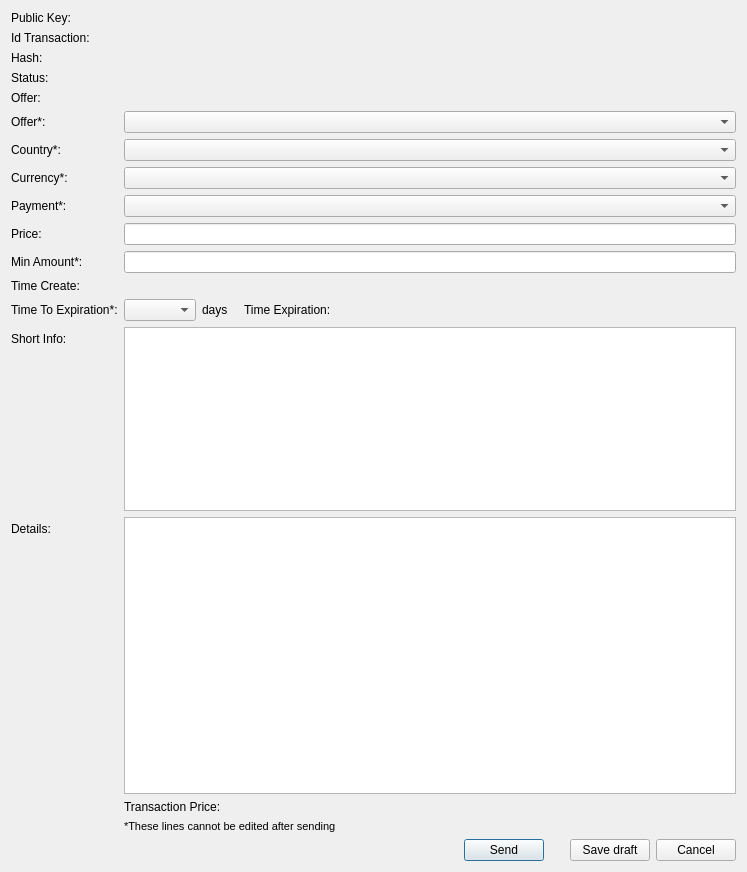
Old version of the form src/qt/forms/offerdetailseditor.ui in the repository ivansib/sibcoin-old.
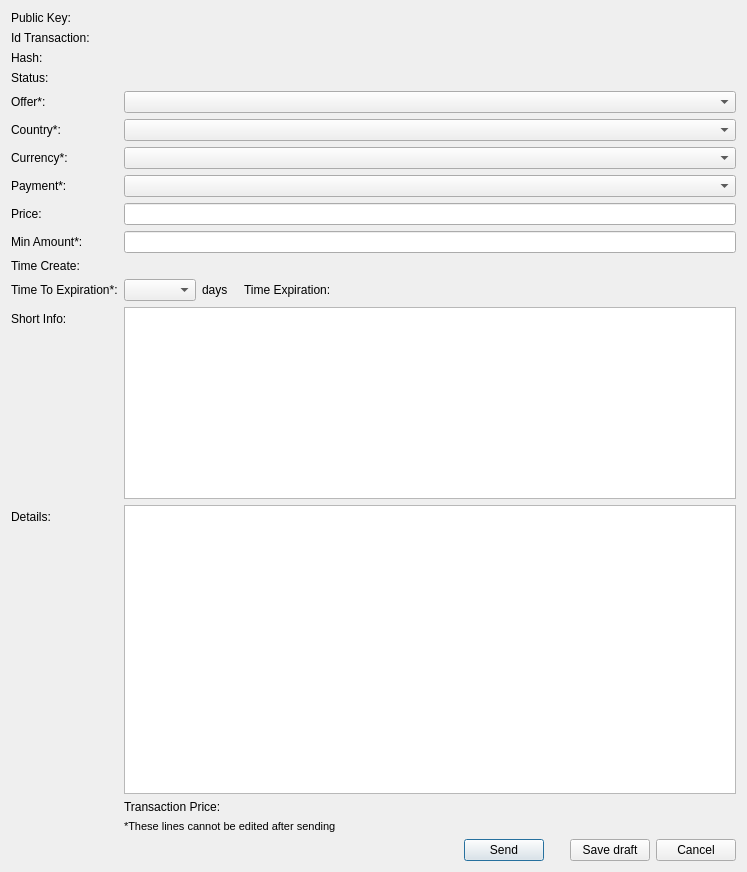
New version of the form. Custom widgets are drawn as their Qt base class.

Commit message: enabled hash lines in forms offer

The edit to the form file:
```diff
--- a/src/qt/forms/offerdetailseditor.ui
+++ b/src/qt/forms/offerdetailseditor.ui
@@ -104,36 +104,13 @@
     </widget>
    </item>
    <item row="4" column="0">
-    <widget class="QLabel" name="lOfferInfo">
-     <property name="text">
-      <string>Offer:</string>
-     </property>
-    </widget>
-   </item>
-   <item row="4" column="1">
-    <widget class="QLabel" name="lOfferInfoView">
-     <property name="sizePolicy">
-      <sizepolicy hsizetype="Expanding" vsizetype="Preferred">
-       <horstretch>0</horstretch>
-       <verstretch>0</verstretch>
-      </sizepolicy>
-     </property>
-     <property name="text">
-      <string/>
-     </property>
-     <property name="textInteractionFlags">
-      <set>Qt::LinksAccessibleByMouse|Qt::TextSelectableByMouse</set>
-     </property>
-    </widget>
-   </item>
-   <item row="5" column="0">
     <widget class="QLabel" name="lOffer">
      <property name="text">
       <string>Offer*:</string>
      </property>
     </widget>
    </item>
-   <item row="5" column="1">
+   <item row="4" column="1">
     <widget class="QComboBox" name="cBoxOffer">
      <property name="sizePolicy">
       <sizepolicy hsizetype="Expanding" vsizetype="Fixed">
@@ -143,14 +120,14 @@
      </property>
     </widget>
    </item>
-   <item row="6" column="0">
+   <item row="5" column="0">
     <widget class="QLabel" name="label_3">
      <property name="text">
       <string>Country*:</string>
      </property>
     </widget>
    </item>
-   <item row="6" column="1">
+   <item row="5" column="1">
     <widget class="ComboBox" name="cBoxCountry">
      <property name="sizePolicy">
       <sizepolicy hsizetype="Expanding" vsizetype="Fixed">
@@ -160,14 +137,14 @@
      </property>
     </widget>
    </item>
-   <item row="7" column="0">
+   <item row="6" column="0">
     <widget class="QLabel" name="label_4">
      <property name="text">
       <string>Currency*:</string>
      </property>
     </widget>
    </item>
-   <item row="7" column="1">
+   <item row="6" column="1">
     <widget class="ComboBox" name="cBoxCurrency">
      <property name="sizePolicy">
       <sizepolicy hsizetype="Expanding" vsizetype="Fixed">
@@ -177,14 +154,14 @@
      </property>
     </widget>
    </item>
-   <item row="8" column="0">
+   <item row="7" column="0">
     <widget class="QLabel" name="label_5">
      <property name="text">
       <string>Payment*:</string>
      </property>
     </widget>
    </item>
-   <item row="8" column="1">
+   <item row="7" column="1">
     <widget class="ComboBox" name="cBoxPayment">
      <property name="sizePolicy">
       <sizepolicy hsizetype="Expanding" vsizetype="Fixed">
@@ -194,14 +171,14 @@
      </property>
     </widget>
    </item>
-   <item row="9" column="0">
+   <item row="8" column="0">
     <widget class="QLabel" name="label_6">
      <property name="text">
       <string>Price:</string>
      </property>
     </widget>
    </item>
-   <item row="9" column="1">
+   <item row="8" column="1">
     <widget class="PriceSpinBox" name="sBoxPrice">
      <property name="sizePolicy">
       <sizepolicy hsizetype="Expanding" vsizetype="Fixed">
@@ -211,14 +188,14 @@
      </property>
     </widget>
    </item>
-   <item row="10" column="0">
+   <item row="9" column="0">
     <widget class="QLabel" name="label_7">
      <property name="text">
       <string>Min Amount*:</string>
      </property>
     </widget>
    </item>
-   <item row="10" column="1">
+   <item row="9" column="1">
     <widget class="PriceSpinBox" name="sBoxMinAmount">
      <property name="sizePolicy">
       <sizepolicy hsizetype="Expanding" vsizetype="Fixed">
@@ -228,14 +205,14 @@
      </property>
     </widget>
    </item>
-   <item row="11" column="0">
+   <item row="10" column="0">
     <widget class="QLabel" name="lTimeCreate">
      <property name="text">
       <string>Time Create:</string>
      </property>
     </widget>
    </item>
-   <item row="11" column="1">
+   <item row="10" column="1">
     <widget class="QLabel" name="lEditTimeCreate">
      <property name="sizePolicy">
       <sizepolicy hsizetype="Expanding" vsizetype="Preferred">
@@ -251,14 +228,14 @@
      </property>
     </widget>
    </item>
-   <item row="12" column="0">
+   <item row="11" column="0">
     <widget class="QLabel" name="label_9">
      <property name="text">
       <string>Time To Expiration*:</string>
      </property>
     </widget>
    </item>
-   <item row="12" column="1">
+   <item row="11" column="1">
     <layout class="QHBoxLayout" name="horizontalLayout">
      <property name="sizeConstraint">
       <enum>QLayout::SetMinimumSize</enum>
@@ -298,14 +275,14 @@
      </item>
     </layout>
    </item>
-   <item row="13" column="0">
+   <item row="12" column="0">
     <widget class="QLabel" name="label_10">
      <property name="text">
       <string>Short Info:</string>
      </property>
     </widget>
    </item>
-   <item row="13" column="1">
+   <item row="12" column="1">
     <widget class="QTextEdit" name="tEditShortInfo">
      <property name="enabled">
       <bool>true</bool>
@@ -321,14 +298,14 @@
      </property>
     </widget>
    </item>
-   <item row="14" column="0">
+   <item row="13" column="0">
     <widget class="QLabel" name="label_11">
      <property name="text">
       <string>Details:</string>
      </property>
     </widget>
    </item>
-   <item row="14" column="1">
+   <item row="13" column="1">
     <widget class="QTextEdit" name="tEditDetails">
      <property name="sizePolicy">
       <sizepolicy hsizetype="Expanding" vsizetype="Expanding">
```
Left out of the diff: 28 changed lines with no effect on the pictures. The commit also changes 2 other files.
